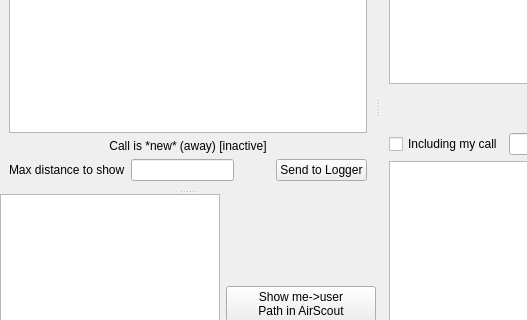
First picture: the form in mqt/MqtKSTClient/kstmainwindow.ui, repository Rsclub22/Minos2-Mirror, before the edit; both pictures show x 0 to 527 and y 221 to 541 of the 803 by 779 pixel window.
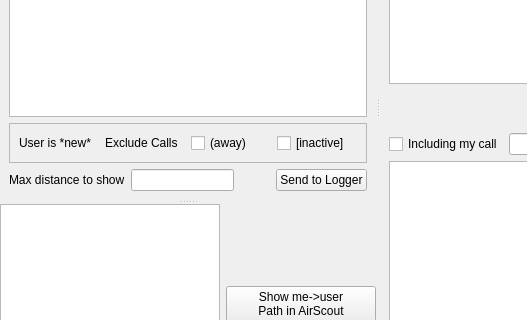
Second picture: the form after the edit. Custom widgets are drawn as their Qt base class.

Commit message: Filters for away and inactive

What changed in the file:
```diff
--- a/mqt/MqtKSTClient/kstmainwindow.ui
+++ b/mqt/MqtKSTClient/kstmainwindow.ui
@@ -240,13 +240,43 @@
              </widget>
             </item>
             <item>
-             <widget class="QLabel" name="label_9">
-              <property name="text">
-               <string>Call is *new* (away) [inactive]</string>
+             <widget class="QFrame" name="frame">
+              <property name="frameShape">
+               <enum>QFrame::StyledPanel</enum>
               </property>
-              <property name="alignment">
-               <set>Qt::AlignCenter</set>
+              <property name="frameShadow">
+               <enum>QFrame::Raised</enum>
               </property>
+              <layout class="QHBoxLayout" name="horizontalLayout_14">
+               <item>
+                <widget class="QLabel" name="label_9">
+                 <property name="text">
+                  <string>User is *new*</string>
+                 </property>
+                </widget>
+               </item>
+               <item>
+                <widget class="QLabel" name="label_10">
+                 <property name="text">
+                  <string>Exclude Calls</string>
+                 </property>
+                </widget>
+               </item>
+               <item>
+                <widget class="QCheckBox" name="awayCallscb">
+                 <property name="text">
+                  <string>(away)</string>
+                 </property>
+                </widget>
+               </item>
+               <item>
+                <widget class="QCheckBox" name="inactiveCallscb">
+                 <property name="text">
+                  <string>[inactive]</string>
+                 </property>
+                </widget>
+               </item>
+              </layout>
              </widget>
             </item>
             <item>
```
Left out of the diff: 2 changed lines with no effect on the pictures. The commit also changes 4 other files.
